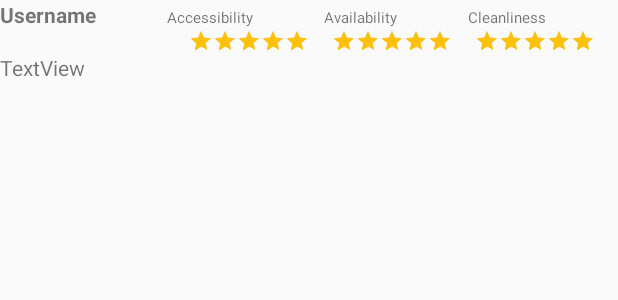
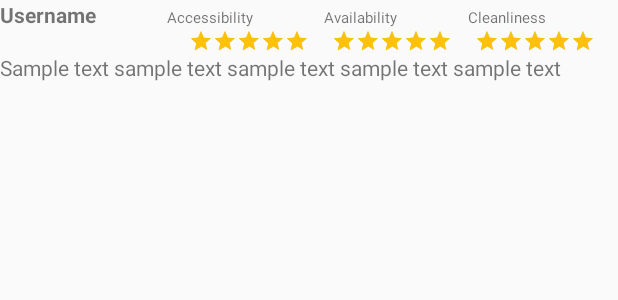
Before and after one commit to salockhart-university/CrapMap, an Android app: the layout review_row.xml on its own in the app's theme, with its tools: preview values and no code run, on a phone screen of 412 x 824 dp. Shown: the top 300 px of the screen. Run offline under Robolectric (Android 15) with nearby library versions, the phone set to English and light mode, and no system bars.

Commit message:
Listview Functionality
+populate list with reviews
-not tested fully

```diff
--- a/app/app/src/main/res/layout/review_row.xml
+++ b/app/app/src/main/res/layout/review_row.xml
@@ -11,7 +11,7 @@
         android:orientation="horizontal">
 
         <TextView
-            android:id="@+id/row_user"
+            android:id="@+id/text_username"
             android:layout_width="wrap_content"
             android:layout_height="wrap_content"
             android:layout_weight="0.33"
@@ -56,7 +56,7 @@
             android:layout_weight="8.33" />
 
         <RatingBar
-            android:id="@+id/ratingBar5"
+            android:id="@+id/rb_access"
             style="@style/Widget.AppCompat.RatingBar.Small"
             android:layout_width="wrap_content"
             android:layout_height="wrap_content"
@@ -69,7 +69,7 @@
             android:layout_weight="1" />
 
         <RatingBar
-            android:id="@+id/ratingBar"
+            android:id="@+id/rb_avail"
             style="@style/Widget.AppCompat.RatingBar.Small"
             android:layout_width="wrap_content"
             android:layout_height="wrap_content"
@@ -82,7 +82,7 @@
             android:layout_weight="1" />
 
         <RatingBar
-            android:id="@+id/ratingBar3"
+            android:id="@+id/rb_clean"
             style="@style/Widget.AppCompat.RatingBar.Small"
             android:layout_width="wrap_content"
             android:layout_height="wrap_content"
@@ -103,11 +103,11 @@
         android:orientation="horizontal">
 
         <TextView
-            android:id="@+id/rewview_comment"
+            android:id="@+id/text_comment"
             android:layout_width="wrap_content"
             android:layout_height="wrap_content"
             android:layout_weight="1"
-            android:text="TextView" />
+            android:text="Sample text sample text sample text sample text sample text " />
     </LinearLayout>
 
 </LinearLayout>
```
Also changed, not shown: app/app/src/main/java/ca/team2/crapmap/PreviewBathroomActivity.java (+55 -12 lines).
